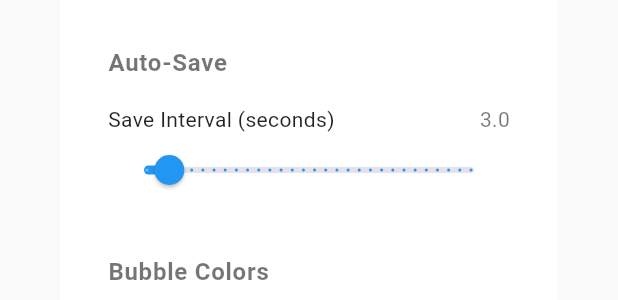
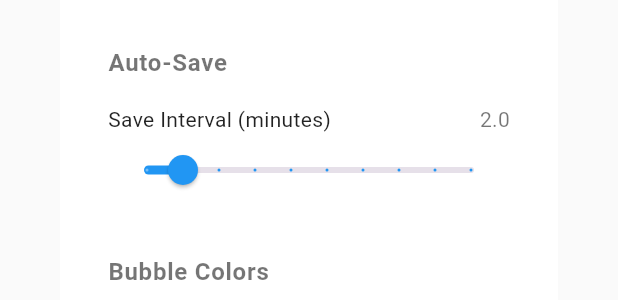
Before and after one commit to keithbphillips/floe, a Flutter app: the SettingsDialog widget shown alone on an empty page, opened directly, scrolled down 576 dp, on a phone screen of 412 x 824 dp. Shown: the part 478-778 px from the top of the screen. Run offline on Flutter 3.47's test engine with Material 3 defaults, Android fonts, the phone set to English and light mode, and no system bars; our stand-ins replace file_picker, shared_preferences; missing offline and left inert: doc_text_extractor, macos_secure_bookmarks, window_manager; accounts and stored records are empty; network calls fail; statements that could not run were skipped; project files that could hold a hidden picture were left out.

Commit message:
Add document title to window and improve autosave settings
- Display document name in window title bar
- Show "Edited" indicator for unsaved changes
- Change autosave interval from seconds to minutes in settings UI
- Update default autosave from 3 seconds to 2 minutes
- Add migration handling for old second-based settings values
- Automatically save documents on exit (no more accidental data loss)
- Simplify exit dialog for saved documents
- Only prompt for filename on new/unsaved documents

🤖 Generated with [Claude Code](https://claude.com/claude-code)

Co-Authored-By: Claude Sonnet 4.5 <noreply@anthropic.com>

```diff
--- a/lib/models/app_settings.dart
+++ b/lib/models/app_settings.dart
@@ -35,7 +35,7 @@ class AppSettings {
     this.lineHeight = 1.8,
     this.focusMode = false,
     this.focusIntensity = 0.3,
-    this.autoSaveInterval = 3,
+    this.autoSaveInterval = 120, // 2 minutes in seconds
     this.aiProvider = 'ollama',
     this.ollamaModel = 'llama3.2:3b',
     this.openAiApiKey = '',
@@ -159,7 +159,7 @@ class AppSettings {
       lineHeight: json['lineHeight'] ?? 1.8,
       focusMode: json['focusMode'] ?? false,
       focusIntensity: json['focusIntensity'] ?? 0.3,
-      autoSaveInterval: json['autoSaveInterval'] ?? 3,
+      autoSaveInterval: json['autoSaveInterval'] ?? 120,
       aiProvider: json['aiProvider'] ?? 'ollama',
       ollamaModel: json['ollamaModel'] ?? 'llama3.2:3b',
       openAiApiKey: json['openAiApiKey'] ?? '',
--- a/lib/widgets/settings_dialog.dart
+++ b/lib/widgets/settings_dialog.dart
@@ -160,14 +160,14 @@ class SettingsDialog extends StatelessWidget {
                     const SizedBox(height: 16),
 
                     _buildSliderSetting(
-                      'Save Interval (seconds)',
-                      settings.autoSaveInterval.toDouble(),
+                      'Save Interval (minutes)',
+                      (settings.autoSaveInterval / 60.0).clamp(1.0, 10.0),
                       1.0,
-                      30.0,
-                      (value) => settings.setAutoSaveInterval(value.round()),
+                      10.0,
+                      (value) => settings.setAutoSaveInterval((value * 60).round()),
                       isDark,
                       showValue: true,
-                      divisions: 29,
+                      divisions: 9,
                     ),
 
                     const SizedBox(height: 32),
```
Also changed, not shown: lib/providers/document_provider.dart (+12 -0 lines), lib/screens/editor_screen.dart (+33 -30 lines).
